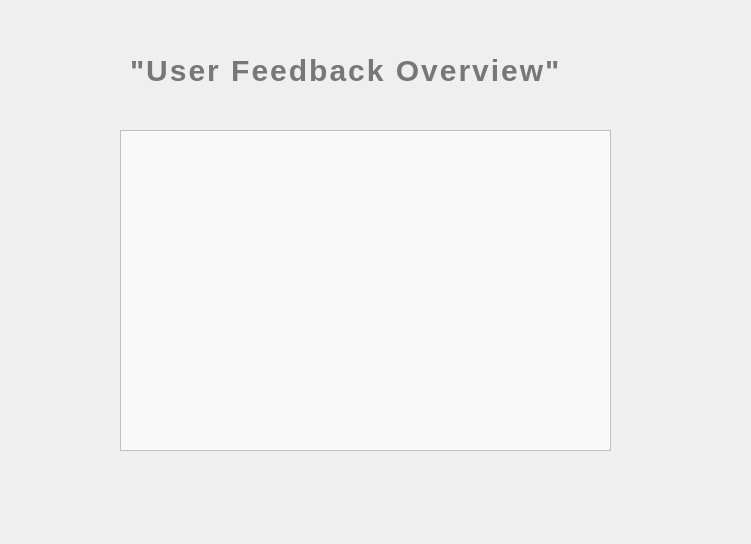
The window that viewfeedback.ui (swostika77/Vehicle-Rental-System) describes before a commit, drawn with Qt 5.
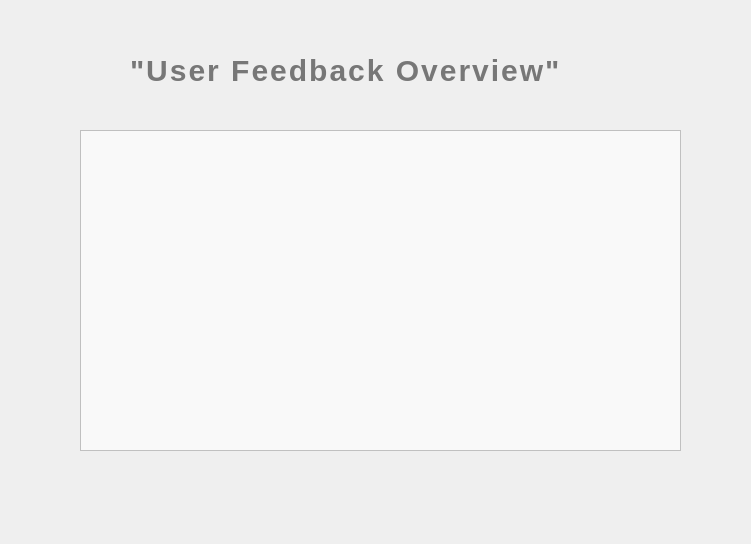
The same window after the commit.

```diff
--- a/viewfeedback.ui
+++ b/viewfeedback.ui
@@ -16,9 +16,9 @@
   <widget class="QTableWidget" name="tableFeedback">
    <property name="geometry">
     <rect>
-     <x>120</x>
+     <x>80</x>
      <y>130</y>
-     <width>491</width>
+     <width>601</width>
      <height>321</height>
     </rect>
    </property>
```
